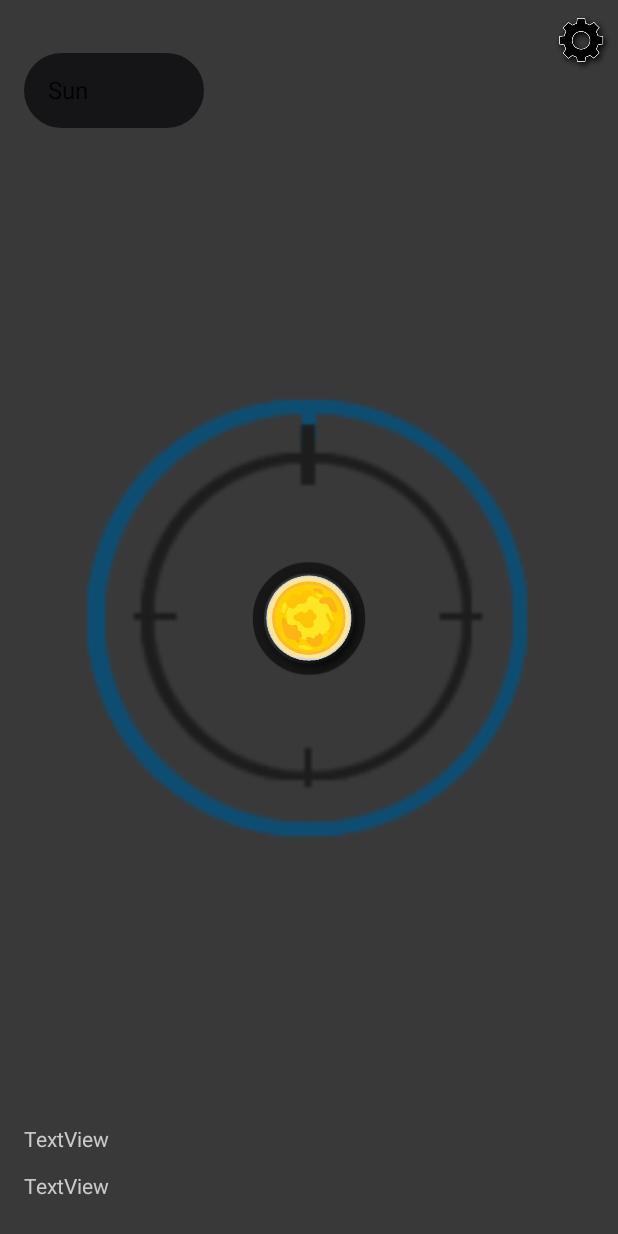
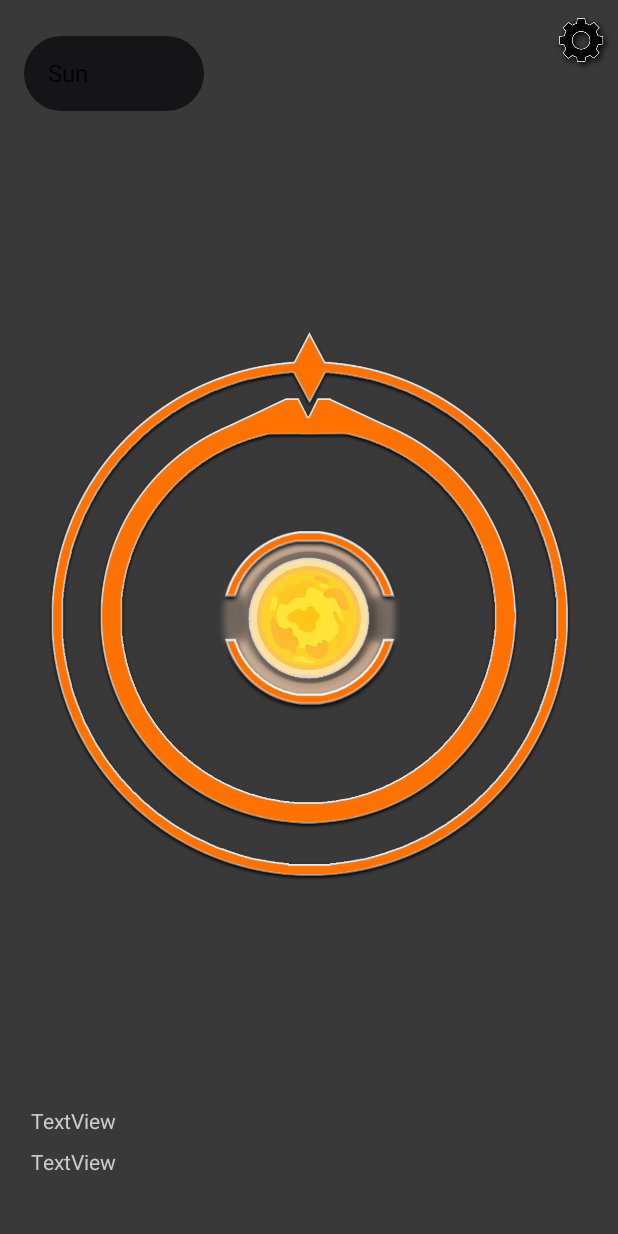
Before and after one commit to mikekrenn11/AndroidAPP, an Android app: the screen it shows after launch (MainActivity), on a phone screen of 412 x 824 dp. Run offline under Robolectric (Android 15) with nearby library versions, the phone set to English and light mode, and no system bars; libraries missing offline, so code that uses them is left out: com.chaquo.python; 3 statements that could not run were skipped.

Commit message:
Cleaned up some things changed the resource Images.

```diff
--- a/app/src/main/java/com/example/m335projekt/MainActivity.java
+++ b/app/src/main/java/com/example/m335projekt/MainActivity.java
@@ -1,9 +1,9 @@
 package com.example.m335projekt;
 
 import androidx.annotation.NonNull;
-import androidx.annotation.RequiresApi;
 import androidx.appcompat.app.AppCompatActivity;
 import androidx.core.app.ActivityCompat;
+
 import android.Manifest;
 import android.app.Activity;
 import android.content.Intent;
@@ -15,7 +15,6 @@ import android.hardware.SensorManager;
 import android.location.Location;
 import android.location.LocationListener;
 import android.location.LocationManager;
-import android.os.Build;
 import android.os.Bundle;
 import android.provider.Settings;
 import android.view.View;
@@ -25,8 +24,10 @@ import android.widget.Button;
 import android.widget.ImageView;
 import android.widget.Spinner;
 import android.widget.TextView;
+
 import com.chaquo.python.Python;
 import com.chaquo.python.android.AndroidPlatform;
+
 import static java.lang.Math.round;
 
 public class MainActivity extends AppCompatActivity {
@@ -34,7 +35,6 @@ public class MainActivity extends AppCompatActivity {
     //Location sensor variables
     LocationManager locationManager;
     LocationListener locationListener;
-
     //Magnetic and gravitational sensor variables
     private SensorManager sensorManager;
     private SensorEventListener sensorlistener;
@@ -70,6 +70,11 @@ public class MainActivity extends AppCompatActivity {
         super.onCreate(savedInstanceState);
         setContentView(R.layout.activity_main);
 
+        //Loads python information into Java
+        if (!Python.isStarted()) {
+            Python.start(new AndroidPlatform(this));
+        }
+
         //Init views
         pitchCirlce = (ImageView) findViewById(R.id.pitchLocation);
         yawCircle = (ImageView) findViewById(R.id.yawCircle);
@@ -77,13 +82,14 @@ public class MainActivity extends AppCompatActivity {
         viewAz = (TextView) findViewById(R.id.textAZ);
         planetIcon = (ImageView) findViewById(R.id.planetExampleIcon);
         settingsBTN = (Button) findViewById(R.id.settingsBTN);
+
         //Init Dropdown menu
         spinnerPlanet = (Spinner) findViewById(R.id.planetChooser);
         ArrayAdapter<String> planetAdapter = new ArrayAdapter<>(MainActivity.this, android.R.layout.simple_list_item_1, getResources().getStringArray(R.array.planetNames));
         planetAdapter.setDropDownViewResource(android.R.layout.simple_spinner_dropdown_item);
         spinnerPlanet.setAdapter(planetAdapter);
 
-        //settings onclick listner
+        //settings onclick listener
         settingsBTN.setOnClickListener(new View.OnClickListener() {
             @Override
             public void onClick(View v) {
@@ -91,13 +97,12 @@ public class MainActivity extends AppCompatActivity {
             }
         });
 
-
         //Dropdown listener handler
         spinnerPlanet.setOnItemSelectedListener(new AdapterView.OnItemSelectedListener() {
             @Override
             public void onItemSelected(AdapterView<?> parent, View view, int position, long id) {
                 planetObserv = null;
-                switch (position){
+                switch (position) {
                     case 0:
                         //Sun first position
                         createPlanetToObserve("Sun");
@@ -139,7 +144,6 @@ public class MainActivity extends AppCompatActivity {
                         createPlanetToObserve("Sun");
                         break;
                 }
-
             }
 
             @Override
@@ -149,11 +153,6 @@ public class MainActivity extends AppCompatActivity {
             }
         });
 
-        //Loads python information into Java
-        if (!Python.isStarted()) {
-            Python.start(new AndroidPlatform(this));
-        }
-
         //Location manager and Location stuff
         locationManager = (LocationManager) getSystemService(LOCATION_SERVICE);
         locationListener = new LocationListener() {
@@ -161,16 +160,21 @@ public class MainActivity extends AppCompatActivity {
             public void onLocationChanged(Location location) {
                 longitude = location.getLongitude();
                 latitude = location.getLatitude();
-                if (planetObserv != null){
-                    int[] altAndAz = planetObserv.getAltAndAz(longitude,latitude);
+                if (planetObserv != null) {
+                    int[] altAndAz = planetObserv.getAltAndAz(longitude, latitude);
                     planetAltitude = altAndAz[0];
                     planetAzimuth = altAndAz[1];
                 }
             }
+
             @Override
-            public void onStatusChanged(String provider, int status, Bundle extras) {}
+            public void onStatusChanged(String provider, int status, Bundle extras) {
+            }
+
             @Override
-            public void onProviderEnabled(String provider) {}
+            public void onProviderEnabled(String provider) {
+            }
+
             @Override
             public void onProviderDisabled(String provider) {
                 Intent intent = new Intent(Settings.ACTION_LOCATION_SOURCE_SETTINGS);
@@ -204,15 +208,14 @@ public class MainActivity extends AppCompatActivity {
     }
 
     //opens settings Activity
-    public void openSettingsActivity(){
+    public void openSettingsActivity() {
         Intent intent = new Intent(this, SettingsActivity.class);
         startActivity(intent);
     }
 
     //creates a new Planet
     public void createPlanetToObserve(String planetName) {
-        planetObserv = new PlanetObserv(planetName);
-        planetObserv.changeIconDependingOnPlanet(planetIcon);
+        planetObserv = new PlanetObserv(planetName, planetIcon);
     }
 
     //onPause
@@ -246,11 +249,11 @@ public class MainActivity extends AppCompatActivity {
                     magnetic = new float[9];
                     SensorManager.getRotationMatrix(gravity, magnetic, accels, mags);
                     float[] outGravity = new float[9];
-                        SensorManager.remapCoordinateSystem(gravity, SensorManager.AXIS_X,SensorManager.AXIS_Z, outGravity);
+                    SensorManager.remapCoordinateSystem(gravity, SensorManager.AXIS_X, SensorManager.AXIS_Z, outGravity);
                     SensorManager.getOrientation(outGravity, values);
 
                     azimuth = values[0] * 57.2957795f;
-                        pitch =values[1] * 57.2957795f;
+                    pitch = values[1] * 57.2957795f;
                     roll = values[2] * 57.2957795f;
                     mags = null;
                     accels = null;
@@ -261,17 +264,14 @@ public class MainActivity extends AppCompatActivity {
 
             @Override
             public void onAccuracyChanged(Sensor sensor, int accuracy) {
-
             }
         };
-            sensorManager.registerListener(sensorlistener,sensorManager.getDefaultSensor(Sensor.TYPE_ACCELEROMETER),SensorManager.SENSOR_DELAY_NORMAL);
-            sensorManager.registerListener(sensorlistener,sensorManager.getDefaultSensor(Sensor.TYPE_MAGNETIC_FIELD),SensorManager.SENSOR_DELAY_NORMAL);
-
+        sensorManager.registerListener(sensorlistener, sensorManager.getDefaultSensor(Sensor.TYPE_ACCELEROMETER), SensorManager.SENSOR_DELAY_NORMAL);
+        sensorManager.registerListener(sensorlistener, sensorManager.getDefaultSensor(Sensor.TYPE_MAGNETIC_FIELD), SensorManager.SENSOR_DELAY_NORMAL);
     }
 
-
     //Changes the view rotation and position of certain images in the view
-    private void changeViewBasedOnRotationAndLocation(){
+    private void changeViewBasedOnRotationAndLocation() {
         /*
         IMPORTANT!
         The roll and pitch Parameter are different when deploying on a real Device !
@@ -279,10 +279,10 @@ public class MainActivity extends AppCompatActivity {
 
         This is setup for the Emulator!
          */
-        yawCircle.setRotation(planetAzimuth+(round((roll*-1))));
-        pitchCirlce.setTranslationY(planetAltitude+(round(pitch*-1)));
-        viewAlt.setText("Altitude: "+planetAltitude);
-        viewAz.setText("Azimuth: "+planetAzimuth);
+        yawCircle.setRotation(planetAzimuth + (round((roll * -1))));
+        pitchCirlce.setTranslationY(planetAltitude + (round(pitch * -1)));
+        viewAlt.setText("Altitude: " + planetAltitude);
+        viewAz.setText("Azimuth: " + planetAzimuth);
     }
 
 }
--- a/app/src/main/java/com/example/m335projekt/PlanetObserv.java
+++ b/app/src/main/java/com/example/m335projekt/PlanetObserv.java
@@ -15,16 +15,18 @@ public class PlanetObserv {
     private Python py;
     private PyObject pyf;
     private String planetName;
+    private ImageView planetIcon;
 
-
-    PlanetObserv(String planetName){
+    PlanetObserv(String planetName, ImageView planetIcon) {
 
         py = Python.getInstance();
         pyf = py.getModule("planetary"); //Python file name
         this.planetName = planetName;
+        this.planetIcon = planetIcon;
+        changeIconDependingOnPlanet();
     }
 
-    public int[] getAltAndAz(double longitude,double latitude){
+    public int[] getAltAndAz(double longitude, double latitude) {
         PyObject obj = pyf.callAttr("planetInfo", longitude, latitude, this.planetName); //methode name
         String altAndAzDegree = obj.toString();
 
@@ -36,39 +38,39 @@ public class PlanetObserv {
         int altitude = Integer.parseInt(altitudeSplit[1]);
         int azimuth = Integer.parseInt(azimuthSplit[1]);
 
-        return new int[]{altitude,azimuth};
+        return new int[]{altitude, azimuth};
 
     }
 
-    public void changeIconDependingOnPlanet(ImageView imageView){
+    public void changeIconDependingOnPlanet() {
 
-        switch (planetName){
+        switch (planetName) {
             case "Sun":
-                imageView.setImageResource(R.drawable.sunimage);
+                planetIcon.setImageResource(R.drawable.sunimage);
                 break;
             case "Moon":
-                imageView.setImageResource(R.drawable.moonimage);
+                planetIcon.setImageResource(R.drawable.moonimage);
                 break;
             case "Mercury":
-                imageView.setImageResource(R.drawable.mercuryimage);
+                planetIcon.setImageResource(R.drawable.mercuryimage);
                 break;
             case "Mars":
-                imageView.setImageResource(R.drawable.marsimage);
+                planetIcon.setImageResource(R.drawable.marsimage);
                 break;
             case "JUPITER BARYCENTER":
-                imageView.setImageResource(R.drawable.jupiterimage);
+                planetIcon.setImageResource(R.drawable.jupiterimage);
                 break;
             case "Saturn BARYCENTER":
-                imageView.setImageResource(R.drawable.saturnimage);
+                planetIcon.setImageResource(R.drawable.saturnimage);
                 break;
             case "Uranus BARYCENTER":
-                imageView.setImageResource(R.drawable.uranusimage);
+                planetIcon.setImageResource(R.drawable.uranusimage);
                 break;
             case "Neptune BARYCENTER":
-                imageView.setImageResource(R.drawable.neptunimage);
+                planetIcon.setImageResource(R.drawable.neptunimage);
                 break;
             case "Pluto BARYCENTER":
-                imageView.setImageResource(R.drawable.plutoimage);
+                planetIcon.setImageResource(R.drawable.plutoimage);
                 break;
 
         }
--- a/app/src/main/java/com/example/m335projekt/ScreenAbout.java
+++ b/app/src/main/java/com/example/m335projekt/ScreenAbout.java
@@ -9,8 +9,8 @@ import android.widget.Button;
 
 public class ScreenAbout extends AppCompatActivity {
 
+    private Button backBTN;
 
-    private Button backBTN;
     @Override
     protected void onCreate(Bundle savedInstanceState) {
         super.onCreate(savedInstanceState);
@@ -20,12 +20,12 @@ public class ScreenAbout extends AppCompatActivity {
         backBTN.setOnClickListener(new View.OnClickListener() {
             @Override
             public void onClick(View v) {
-            goBackToSettings();
+                goBackToSettings();
             }
         });
     }
 
-    public void goBackToSettings(){
+    public void goBackToSettings() {
         Intent intent = new Intent(this, SettingsActivity.class);
         startActivity(intent);
     }
--- a/app/src/main/res/layout/activity_main.xml
+++ b/app/src/main/res/layout/activity_main.xml
@@ -9,8 +9,8 @@
 
     <ImageView
         android:id="@+id/yawCircle"
-        android:layout_width="300dp"
-        android:layout_height="300dp"
+        android:layout_width="383dp"
+        android:layout_height="439dp"
         app:layout_constraintBottom_toBottomOf="parent"
         app:layout_constraintEnd_toEndOf="parent"
         app:layout_constraintStart_toStartOf="parent"
@@ -19,8 +19,8 @@
 
     <ImageView
         android:id="@+id/stationaryInnerRing"
-        android:layout_width="312dp"
-        android:layout_height="303dp"
+        android:layout_width="370dp"
+        android:layout_height="375dp"
         app:layout_constraintBottom_toBottomOf="parent"
         app:layout_constraintEnd_toEndOf="parent"
         app:layout_constraintHorizontal_bias="0.496"
@@ -31,8 +31,8 @@
 
     <ImageView
         android:id="@+id/planetExampleIcon"
-        android:layout_width="80dp"
-        android:layout_height="80dp"
+        android:layout_width="121dp"
+        android:layout_height="113dp"
         app:layout_constraintBottom_toBottomOf="parent"
         app:layout_constraintEnd_toEndOf="parent"
         app:layout_constraintStart_toStartOf="parent"
@@ -40,38 +40,37 @@
 
     <ImageView
         android:id="@+id/pitchLocation"
-        android:layout_width="120dp"
-        android:layout_height="139dp"
+        android:layout_width="504dp"
+        android:layout_height="665dp"
         app:layout_constraintBottom_toBottomOf="parent"
         app:layout_constraintEnd_toEndOf="parent"
         app:layout_constraintStart_toStartOf="parent"
         app:layout_constraintTop_toTopOf="parent"
-        app:srcCompat="?android:attr/listChoiceIndicatorSingle" />
+        app:srcCompat="@drawable/innermidlecircle" />
 
     <TextView
         android:id="@+id/textALT"
         android:layout_width="wrap_content"
         android:layout_height="wrap_content"
-        android:layout_marginBottom="24dp"
+        android:layout_marginBottom="8dp"
         android:text="TextView"
         android:textColor="#CBCBCB"
-        app:layout_constraintBottom_toBottomOf="parent"
+        app:layout_constraintBottom_toTopOf="@+id/textAZ"
         app:layout_constraintEnd_toEndOf="parent"
-        app:layout_constraintHorizontal_bias="0.045"
+        app:layout_constraintHorizontal_bias="0.059"
         app:layout_constraintStart_toStartOf="parent" />
 
     <TextView
         android:id="@+id/textAZ"
         android:layout_width="wrap_content"
         android:layout_height="wrap_content"
+        android:layout_marginBottom="40dp"
         android:text="TextView"
         android:textColor="#CBCBCB"
-        app:layout_constraintBottom_toTopOf="@+id/textALT"
+        app:layout_constraintBottom_toBottomOf="parent"
         app:layout_constraintEnd_toEndOf="parent"
-        app:layout_constraintHorizontal_bias="0.045"
-        app:layout_constraintStart_toStartOf="parent"
-        app:layout_constraintTop_toBottomOf="@+id/yawCircle"
-        app:layout_constraintVertical_bias="0.941" />
+        app:layout_constraintHorizontal_bias="0.059"
+        app:layout_constraintStart_toStartOf="parent" />
 
     <Spinner
         android:id="@+id/planetChooser"
--- a/app/src/main/res/layout/activity_screen_about.xml
+++ b/app/src/main/res/layout/activity_screen_about.xml
@@ -15,6 +15,8 @@
         android:layout_marginTop="16dp"
         android:backgroundTint="#717171"
         android:text="back"
+        android:textColor="#FFFFFF"
+        android:textSize="14sp"
         app:layout_constraintStart_toStartOf="parent"
         app:layout_constraintTop_toTopOf="parent" />
 
```
Also changed, not shown: app/src/main/java/com/example/m335projekt/SettingsActivity.java (+5 -5 lines), app/src/main/res/layout/activity_2.xml (+18 -0 lines), app/src/main/res/drawable/circles.png, app/src/main/res/drawable/circlestationaryenner.png, app/src/main/res/drawable/innermidlecircle.png (added). Lines whose indentation alone changed are shown as unchanged.
